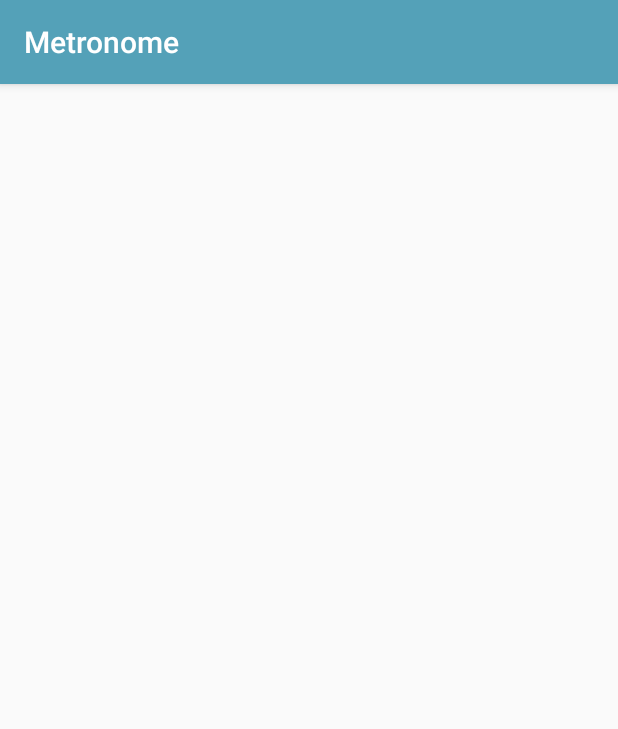
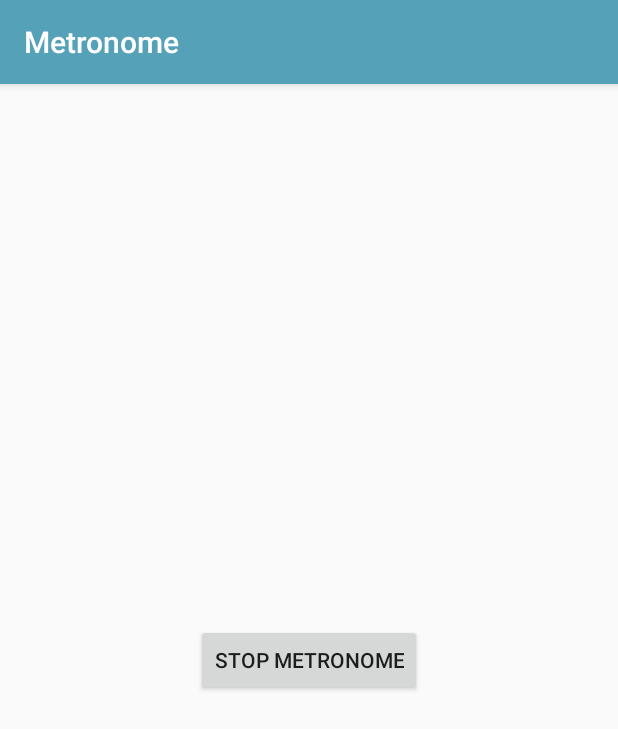
Before and after one commit to HammerPoppy/Metronome, an Android app: the screen it shows after launch (MetronomeActivity), after a tap on "START METRONOME", on a phone screen of 412 x 824 dp. Shown: the top 729 px of the screen. Run offline under Robolectric (Android 15) with nearby library versions, the phone set to English and light mode, and no system bars.

Commit message:
Implemented metronome. Added sounds.
Added tick of the metronome sounds of varying quality.

```diff
--- a/app/src/main/java/hammak/metronome/MainActivity.java
+++ b/app/src/main/java/hammak/metronome/MainActivity.java
@@ -1,6 +1,7 @@
 package hammak.metronome;
 
 import android.app.DialogFragment;
+import android.content.Context;
 import android.content.Intent;
 import android.os.Bundle;
 import android.support.v7.app.AppCompatActivity;
@@ -15,9 +16,8 @@ public class MainActivity extends AppCompatActivity implements View.OnClickListe
 
     TextView tvPeriodText, tvPeriodValue;
     Button bStartMetronome, bSetPeriod;
-    SetPeriodDialog dfPeriodAlert;
 
-    float periodSec;
+    float periodSec = 1;
 
     @Override
     protected void onCreate(Bundle savedInstanceState) {
@@ -51,5 +51,6 @@ public class MainActivity extends AppCompatActivity implements View.OnClickListe
     @Override
     public void onComplete(Float periodSec) {
         tvPeriodValue.setText(Float.toString(periodSec));
+        this.periodSec = periodSec;
     }
 }
--- a/app/src/main/java/hammak/metronome/MetronomeActivity.java
+++ b/app/src/main/java/hammak/metronome/MetronomeActivity.java
@@ -1,21 +1,66 @@
 package hammak.metronome;
 
+import android.content.Context;
 import android.content.Intent;
+import android.media.AudioManager;
+import android.media.SoundPool;
 import android.os.Bundle;
 import android.support.v7.app.AppCompatActivity;
+import android.view.View;
+import android.view.View.OnClickListener;
+import android.widget.Button;
+import android.widget.TextView;
 
-public class MetronomeActivity extends AppCompatActivity {
+import java.util.Timer;
+import java.util.TimerTask;
 
-    int periodSec;
+public class MetronomeActivity extends AppCompatActivity implements OnClickListener {
+
+    Button bStop;
+
+    float periodSec;
+    boolean shouldTick;
+    SoundPool sp;
 
     @Override
     protected void onCreate(Bundle savedInstanceState) {
         super.onCreate(savedInstanceState);
         setContentView(R.layout.activity_metronome);
-        // TODO: 14.08.2016 New tread for sounds and delays
+
+        bStop = (Button) findViewById(R.id.bStop);
+        if (bStop != null)
+            bStop.setOnClickListener(this);
 
         Intent fromMainActivity = getIntent();
+        periodSec = fromMainActivity.getFloatExtra("periodSec", 2);
 
-        periodSec = fromMainActivity.getIntExtra("periodSec", 2);
+        shouldTick = true;
+
+        final long periodMSec = (long) periodSec * 1000;
+
+        final Thread metronome = new Thread(new Runnable() {
+            @Override
+            public void run() {
+                sp = new SoundPool(3, AudioManager.STREAM_MUSIC, 1);
+                Context mContext = getApplicationContext();
+                final int soundId = sp.load(mContext, R.raw.metronome_click_hq, 1);
+
+                while (shouldTick){
+                    try {
+                        sp.play(soundId, 1, 1, 0, 0, 1);
+                        Thread.sleep(periodMSec);
+                    } catch (InterruptedException e) {
+
+                    }
+                }
+            }
+        });
+        metronome.start();
+    }
+
+    @Override
+    public void onClick(View v) {
+        shouldTick = false;
+        finish();
     }
 }
--- a/app/src/main/res/layout/activity_metronome.xml
+++ b/app/src/main/res/layout/activity_metronome.xml
@@ -9,4 +9,12 @@
     android:paddingTop="@dimen/activity_vertical_margin"
     tools:context="hammak.metronome.MetronomeActivity">
 
+    <Button
+        android:layout_width="wrap_content"
+        android:layout_height="wrap_content"
+        android:text="@string/stop_metronome"
+        android:id="@+id/bStop"
+        android:layout_centerVertical="true"
+        android:layout_centerHorizontal="true" />
+
 </RelativeLayout>
--- a/app/src/main/res/layout/set_period_dialog.xml
+++ b/app/src/main/res/layout/set_period_dialog.xml
@@ -15,8 +15,8 @@
         android:layout_width="wrap_content"
         android:layout_height="wrap_content"
         app:np_dividerColor="@color/colorAccent"
-        app:np_min="0"
-        app:np_max="600"
+        app:np_min="1"
+        app:np_max="60"
         android:id="@+id/npInteger"
         android:orientation="vertical" />
 
--- a/app/src/main/res/values/strings.xml
+++ b/app/src/main/res/values/strings.xml
@@ -11,4 +11,5 @@
     <string name="set_period_dialog_sec">sec</string>
     <string name="cancel">Cancel</string>
     <string name="apply">Apply</string>
+    <string name="stop_metronome">Stop Metronome</string>
 </resources>
--- a/build.gradle
+++ b/build.gradle
@@ -5,7 +5,7 @@ buildscript {
         jcenter()
     }
     dependencies {
-        classpath 'com.android.tools.build:gradle:2.1.2'
+        classpath 'com.android.tools.build:gradle:2.1.3'
 
         // NOTE: Do not place your application dependencies here; they belong
         // in the individual module build.gradle files
```
Also changed, not shown: gradle/wrapper/gradle-wrapper.properties, 8 other files.
